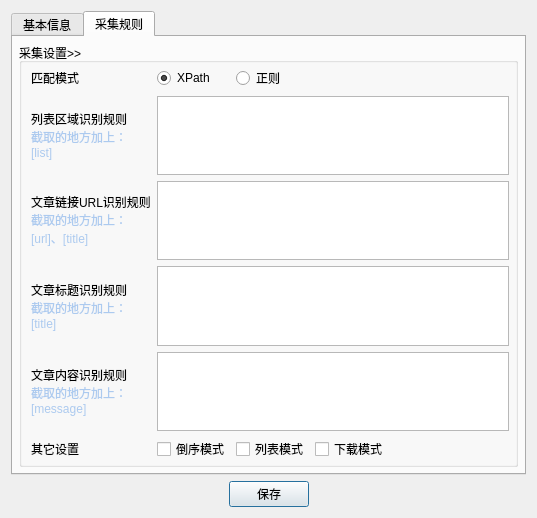
leaboy/pycollect, file UI/Robot.ui: the form before one commit.
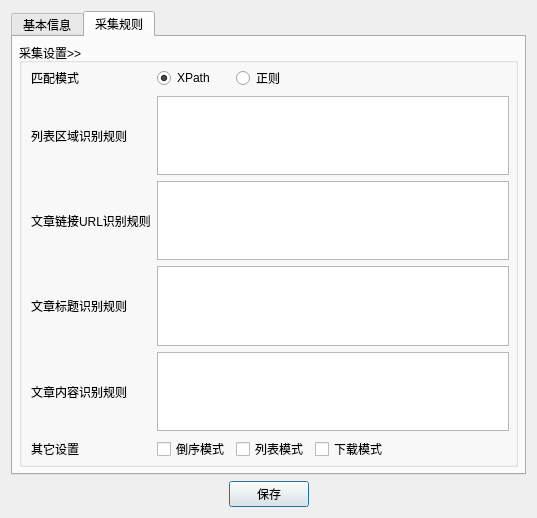
The form after the commit. The open tabs and pages were chosen to show the change.

```diff
--- a/UI/Robot.ui
+++ b/UI/Robot.ui
@@ -504,10 +504,7 @@
             <item row="1" column="0">
              <widget class="QLabel" name="label_38">
               <property name="text">
-               <string>列表区域识别规则&lt;br/&gt;&lt;font color='#ACCAEF'&gt;截取的地方加上：&lt;br/&gt;[list]&lt;/font&gt;</string>
-              </property>
-              <property name="textFormat">
-               <enum>Qt::RichText</enum>
+               <string>列表区域识别规则</string>
               </property>
              </widget>
             </item>
@@ -517,10 +514,7 @@
             <item row="2" column="0">
              <widget class="QLabel" name="label_39">
               <property name="text">
-               <string>文章链接URL识别规则&lt;br/&gt;&lt;font color='#ACCAEF'&gt;截取的地方加上：&lt;br/&gt;[url]、[title]&lt;/font&gt;</string>
-              </property>
-              <property name="textFormat">
-               <enum>Qt::RichText</enum>
+               <string>文章链接URL识别规则</string>
               </property>
              </widget>
             </item>
@@ -530,10 +524,7 @@
             <item row="3" column="0">
              <widget class="QLabel" name="label_40">
               <property name="text">
-               <string>文章标题识别规则&lt;br/&gt;&lt;font color='#ACCAEF'&gt;截取的地方加上：&lt;br/&gt;[title]&lt;/font&gt;</string>
-              </property>
-              <property name="textFormat">
-               <enum>Qt::RichText</enum>
+               <string>文章标题识别规则</string>
               </property>
              </widget>
             </item>
@@ -543,10 +534,7 @@
             <item row="4" column="0">
              <widget class="QLabel" name="label_41">
               <property name="text">
-               <string>文章内容识别规则&lt;br/&gt;&lt;font color='#ACCAEF'&gt;截取的地方加上：&lt;br/&gt;[message]&lt;/font&gt;</string>
-              </property>
-              <property name="textFormat">
-               <enum>Qt::RichText</enum>
+               <string>文章内容识别规则</string>
               </property>
              </widget>
             </item>
```
